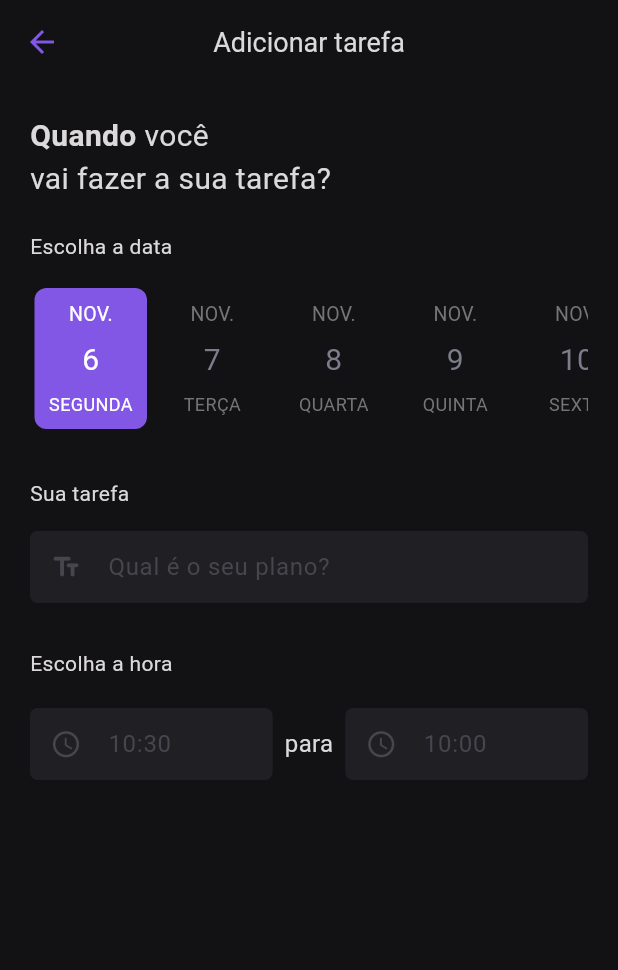
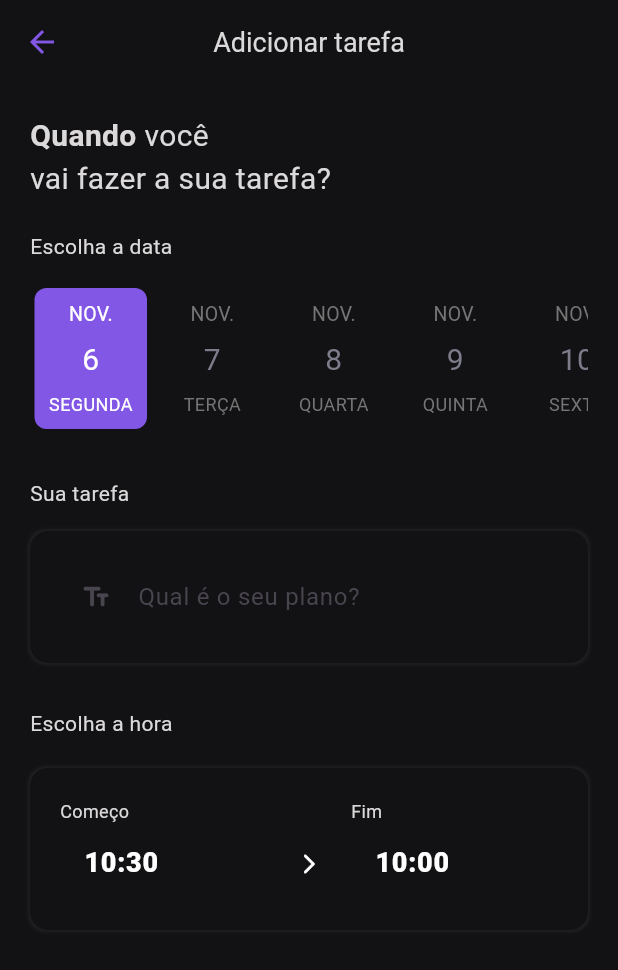
Before and after one commit to josedeneto/todo_app, a Flutter app: the AddTodoPage screen opened by its route, on a phone screen of 412 x 824 dp. Shown: the top 970 px of the screen. Run offline on Flutter 3.47's test engine with Material 2 defaults, Android fonts, the phone set to English and light mode, and no system bars; drawn by our look-alikes of date_picker_timeline.

Commit message:
Adicionei um novo container em volta do texto da trefa e das horas, removi o FAB e adicionei um ElevatedButton, e nova cor para background das textformfield

```diff
--- a/lib/app/core/theme/app_theme.dart
+++ b/lib/app/core/theme/app_theme.dart
@@ -72,7 +72,7 @@ class AppTheme {
         ),
         inputDecorationTheme: InputDecorationTheme(
           filled: true,
-          fillColor: AppColor.textField,
+          fillColor: AppColor.background,
           errorBorder: AppStyle.errorBorder,
           isDense: true,
           border: AppStyle.defaultBorder,
--- a/lib/app/views/add_todo/add_todo_page.dart
+++ b/lib/app/views/add_todo/add_todo_page.dart
@@ -54,7 +54,8 @@ class _AddTodoPageState extends State<AddTodoPage>
           AppStrings.addTodo,
         ),
       ),
-      body: Padding(
+      body: SingleChildScrollView(
+        child: Padding(
           padding: const EdgeInsets.symmetric(
             horizontal: 20,
             vertical: 20,
@@ -85,8 +86,11 @@ class _AddTodoPageState extends State<AddTodoPage>
                 const SizedBox(
                   height: 20,
                 ),
-              const TextDescription(
+                TextDescription(
                   text: 'Escolha a data',
+                  style: AppTypography.normal!.copyWith(
+                    fontSize: 14,
+                  ),
                 ),
                 const SizedBox(
                   height: 15,
@@ -102,17 +106,33 @@ class _AddTodoPageState extends State<AddTodoPage>
                 const SizedBox(
                   height: 30,
                 ),
-              const TextDescription(
+                TextDescription(
                   text: 'Sua tarefa',
+                  style: AppTypography.normal!.copyWith(
+                    fontSize: 14,
+                  ),
                 ),
                 const SizedBox(
                   height: 15,
                 ),
-              TextFormField(
+                Container(
+                  padding: const EdgeInsets.all(20),
+                  decoration: BoxDecoration(
+                    boxShadow: [
+                      BoxShadow(
+                        color: AppColor.border.withOpacity(0.8),
+                        blurRadius: 1.0,
+                        spreadRadius: 1.0,
+                      )
+                    ],
+                    borderRadius: BorderRadius.circular(
+                      12,
+                    ),
+                    color: AppColor.background,
+                  ),
+                  child: TextFormField(
                     controller: todoController,
-                style: const TextStyle(
-                  color: AppColor.white,
-                ),
+                    style: AppTypography.normal,
                     validator: validatorTodo,
                     cursorColor: AppColor.secondary,
                     decoration: const InputDecoration(
@@ -128,64 +148,101 @@ class _AddTodoPageState extends State<AddTodoPage>
                       });
                     },
                   ),
+                ),
                 const SizedBox(
                   height: 30,
                 ),
-              const TextDescription(
+                TextDescription(
                   text: 'Escolha a hora',
+                  style: AppTypography.normal!.copyWith(
+                    fontSize: 14,
+                  ),
                 ),
                 const SizedBox(
                   height: 20,
                 ),
-              Row(
+                Container(
+                  padding: const EdgeInsets.all(20),
+                  decoration: BoxDecoration(
+                    boxShadow: [
+                      BoxShadow(
+                        color: AppColor.border.withOpacity(0.8),
+                        blurRadius: 1.0,
+                        spreadRadius: 1.0,
+                      )
+                    ],
+                    borderRadius: BorderRadius.circular(
+                      12,
+                    ),
+                    color: AppColor.background,
+                  ),
+                  child: Row(
                     mainAxisAlignment: MainAxisAlignment.spaceEvenly,
                     children: [
                       Expanded(
-                    child: TextFormField(
+                        child: Column(
+                          mainAxisAlignment: MainAxisAlignment.center,
+                          crossAxisAlignment: CrossAxisAlignment.start,
+                          children: [
+                            TextDescription(
+                              text: 'Começo',
+                              style: AppTypography.normal!.copyWith(
+                                fontSize: 12,
+                              ),
+                            ),
+                            TextFormField(
                               controller: initHourController,
                               readOnly: true,
                               onTap: showTime,
-                      style: const TextStyle(color: AppColor.white),
+                              style: AppTypography.boldText,
                               decoration: InputDecoration(
-                        prefixIcon: const Icon(
-                          Icons.access_time_rounded,
-                          size: 21,
-                        ),
+                                hintStyle: AppTypography.boldText,
                                 hintText: hourFormat.toString(),
                               ),
                             ),
+                          ],
                         ),
-                  Padding(
-                    padding: const EdgeInsets.all(8.0),
-                    child: Text(
-                      AppStrings.to,
-                      style: AppTypography.normal!.copyWith(
-                        fontWeight: FontWeight.w400,
                       ),
+                      const Padding(
+                        padding: EdgeInsets.only(
+                          top: 20,
+                          left: 20,
+                          right: 20,
+                        ),
+                        child: Icon(
+                          Icons.arrow_forward_ios_rounded,
+                          color: AppColor.white,
+                          size: 16,
                         ),
                       ),
                       Expanded(
-                    child: TextFormField(
-                      style: const TextStyle(color: AppColor.white),
-                      decoration: const InputDecoration(
-                        hintText: '10:00',
-                        prefixIcon: Icon(
-                          Icons.access_time_rounded,
-                          size: 21,
-                        ),
-                        hintStyle: TextStyle(),
+                        child: Column(
+                          mainAxisAlignment: MainAxisAlignment.center,
+                          crossAxisAlignment: CrossAxisAlignment.start,
+                          children: [
+                            TextDescription(
+                              text: 'Fim',
+                              style: AppTypography.normal!.copyWith(
+                                fontSize: 12,
                               ),
                             ),
-                  )
+                            TextFormField(
+                              style: AppTypography.boldText,
+                              decoration: InputDecoration(
+                                hintText: '10:00',
+                                hintStyle: AppTypography.boldText,
+                              ),
+                            ),
                           ],
+                        ),
                       )
                     ],
                   ),
                 ),
-      ),
-      floatingActionButton: todoController.text.isEmpty
-          ? null
-          : FloatingActionButton(
+                const SizedBox(height: 25,),
+              todoController.text.isEmpty? const SizedBox.shrink(): SizedBox(
+                width: double.infinity,
+                child: ElevatedButton(
                     onPressed: () {
                       final valid = _formKey.currentState!.validate();
                       if (valid) {
@@ -202,8 +259,12 @@ class _AddTodoPageState extends State<AddTodoPage>
                         const AddTodoPage(),
                       );
                     },
-              child: const Icon(
-                Icons.check,
+                    child: const Text('Adicionar tarefa'),
+                  ),
+              )
+              ],
+            ),
+          ),
         ),
       ),
     );
--- a/lib/app/views/add_todo/widget/text_description.dart
+++ b/lib/app/views/add_todo/widget/text_description.dart
@@ -1,18 +1,20 @@
 import 'package:flutter/material.dart';
 
-import '../../../core/style/app_typography.dart';
 
 class TextDescription extends StatelessWidget {
   final String text;
-  const TextDescription({super.key, required this.text});
+  final TextStyle? style;
+  const TextDescription({
+    super.key,
+    required this.text,
+    this.style,
+  });
 
   @override
   Widget build(BuildContext context) {
     return Text(
       text,
-      style: AppTypography.normal!.copyWith(
-        fontSize: 14,
-      ),
+      style: style,
     );
   }
 }
```
Lines whose indentation alone changed are shown as unchanged.
